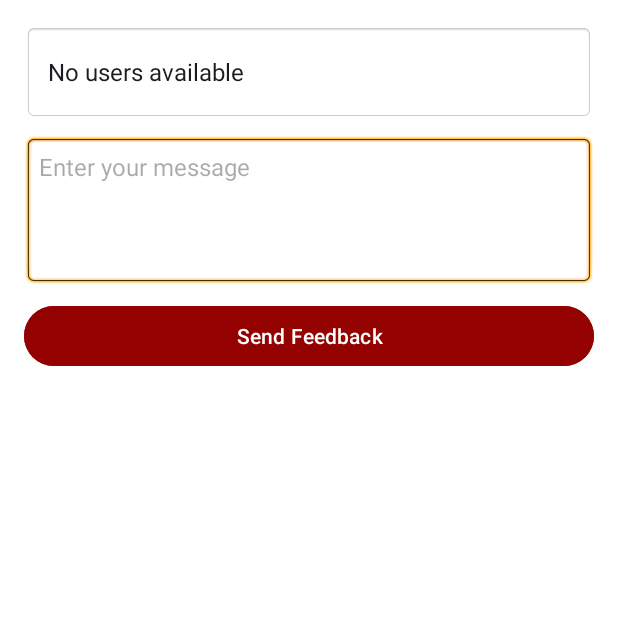
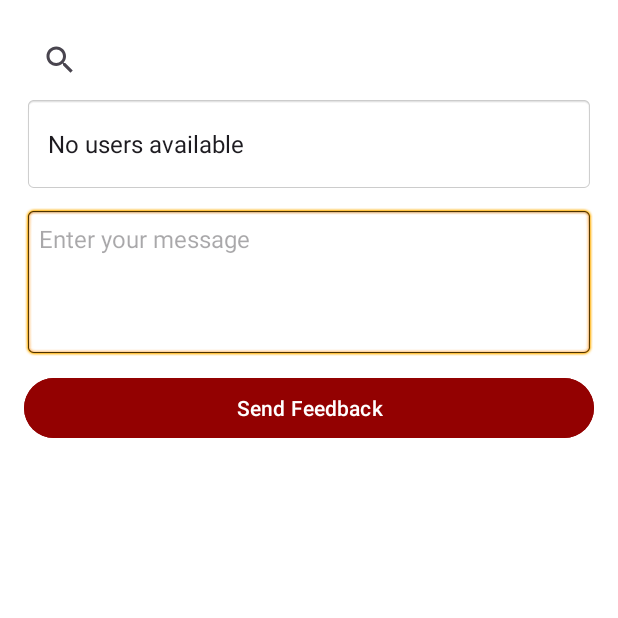
Before and after one commit to kiptoo-4141/KRCS-1, an Android app: the FeedbacksActivity screen opened directly, with no data from a screen before it, on a phone screen of 412 x 824 dp, the top half of it. Run offline under Robolectric (Android 15) with nearby library versions, the phone set to English and light mode, and no system bars; our stand-ins replace Firebase (no records; nobody signed in at launch, a user with empty details on screens opened directly); 1 statement that could not run was skipped.

Commit message:
commit-2

```diff
--- a/app/src/main/java/com/kenyaredcross/activity/FeedbacksActivity.java
+++ b/app/src/main/java/com/kenyaredcross/activity/FeedbacksActivity.java
@@ -19,6 +19,11 @@ public class FeedbacksActivity extends AppCompatActivity {
 
     private EditText messageInput;
     private Spinner userSpinner;
+
+    private SearchView userSearchView;
+    private ArrayAdapter<String> userAdapter;
+    private List<String> displayList = new ArrayList<>();
+
     private Button sendFeedbackButton;
     private RecyclerView feedbackRecyclerView;
 
@@ -34,6 +39,22 @@ public class FeedbacksActivity extends AppCompatActivity {
     protected void onCreate(Bundle savedInstanceState) {
         super.onCreate(savedInstanceState);
         setContentView(R.layout.activity_feedbacks);
+
+        userSearchView = findViewById(R.id.userSearchView);
+        userSearchView.setOnQueryTextListener(new SearchView.OnQueryTextListener() {
+            @Override
+            public boolean onQueryTextSubmit(String query) {
+                filterUsers(query);
+                return true;
+            }
+
+            @Override
+            public boolean onQueryTextChange(String newText) {
+                filterUsers(newText);
+                return true;
+            }
+        });
+
 
         messageInput = findViewById(R.id.messageInput);
         userSpinner = findViewById(R.id.userSpinner);
@@ -68,19 +89,29 @@ public class FeedbacksActivity extends AppCompatActivity {
             @Override
             public void onDataChange(@NonNull DataSnapshot snapshot) {
                 userList.clear();
+                displayList.clear();
+
                 for (DataSnapshot userSnap : snapshot.getChildren()) {
                     String email = userSnap.child("email").getValue(String.class);
+                    String username = userSnap.child("username").getValue(String.class);
+                    String role = userSnap.child("role").getValue(String.class);
+
                     if (email != null && !email.equals(senderEmail)) {
+                        username = (username != null) ? username : "Unknown";
+                        role = (role != null) ? role : "No role";
+
+                        String displayText = username + " (" + role + ") - " + email;
+                        displayList.add(displayText);
                         userList.add(email);
                     }
                 }
 
-                if (userList.isEmpty()) {
-                    userList.add("No users available");
+                if (displayList.isEmpty()) {
+                    displayList.add("No users available");
                 }
 
-                ArrayAdapter<String> adapter = new ArrayAdapter<>(FeedbacksActivity.this, android.R.layout.simple_spinner_dropdown_item, userList);
-                userSpinner.setAdapter(adapter);
+                userAdapter = new ArrayAdapter<>(FeedbacksActivity.this, android.R.layout.simple_spinner_dropdown_item, displayList);
+                userSpinner.setAdapter(userAdapter);
             }
 
             @Override
@@ -89,6 +120,21 @@ public class FeedbacksActivity extends AppCompatActivity {
             }
         });
     }
+
+    private void filterUsers(String query) {
+        List<String> filteredList = new ArrayList<>();
+        for (String user : displayList) {
+            if (user.toLowerCase().contains(query.toLowerCase())) {
+                filteredList.add(user);
+            }
+        }
+        userAdapter.clear();
+        userAdapter.addAll(filteredList);
+        userAdapter.notifyDataSetChanged();
+    }
+
+
+
 
     private void setupUserSelection() {
         userSpinner.setOnItemSelectedListener(new AdapterView.OnItemSelectedListener() {
--- a/app/src/main/res/layout/activity_feedbacks.xml
+++ b/app/src/main/res/layout/activity_feedbacks.xml
@@ -5,6 +5,13 @@
     android:orientation="vertical"
     android:padding="16dp"
     android:background="@color/white">
+
+    <SearchView
+        android:id="@+id/userSearchView"
+        android:layout_width="match_parent"
+        android:layout_height="wrap_content"
+        android:queryHint="Search user..." />
+
 
     <Spinner
         android:id="@+id/userSpinner"
```
